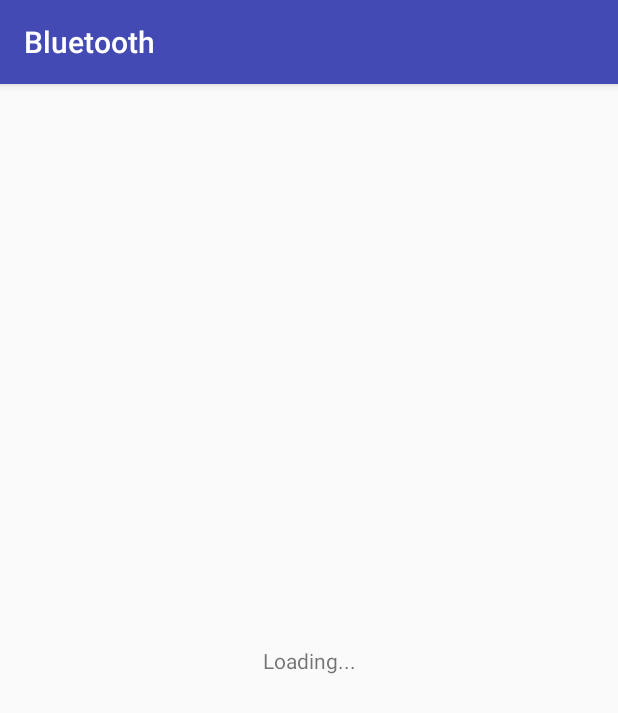
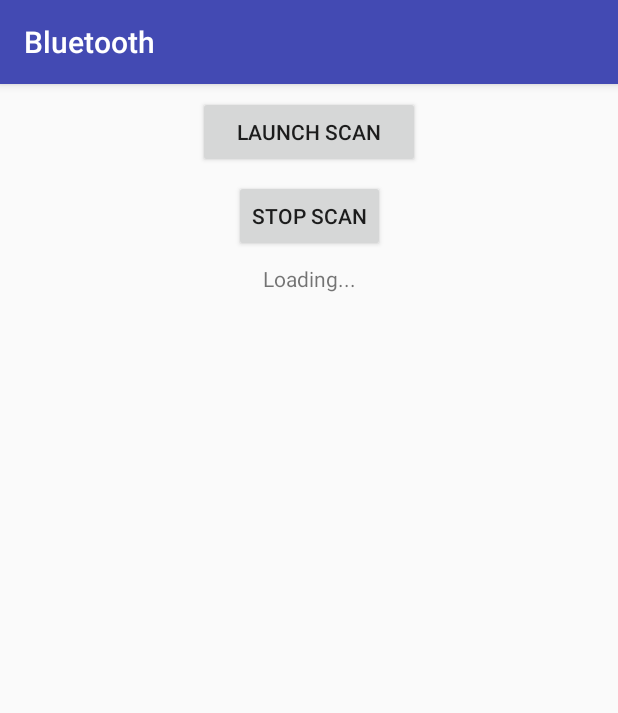
Before and after one commit to jaidis/Bluetooth, an Android app: the screen it shows after launch (MainActivity), on a phone screen of 412 x 824 dp. Shown: the top 713 px of the screen. Run offline under Robolectric (Android 15) with nearby library versions, the phone set to English and light mode, and no system bars.

Commit message:
Added bluetooth
- Added function to scan bluetooth devices
- Added function to stop scan bluetooth devices

```diff
--- a/app/src/main/res/layout/activity_main.xml
+++ b/app/src/main/res/layout/activity_main.xml
@@ -6,14 +6,42 @@
     android:layout_height="match_parent"
     tools:context=".MainActivity">
 
+    <Button
+        android:id="@+id/bt_Scan"
+        android:layout_width="148dp"
+        android:layout_height="wrap_content"
+        android:layout_marginStart="8dp"
+        android:layout_marginTop="8dp"
+        android:layout_marginEnd="8dp"
+        android:onClick="btLanzarScanner"
+        android:text="@string/btScan"
+        app:layout_constraintEnd_toEndOf="parent"
+        app:layout_constraintStart_toStartOf="parent"
+        app:layout_constraintTop_toTopOf="parent" />
+
+    <Button
+        android:id="@+id/bt_Scan_Stop"
+        android:layout_width="wrap_content"
+        android:layout_height="wrap_content"
+        android:layout_marginStart="8dp"
+        android:layout_marginTop="8dp"
+        android:layout_marginEnd="8dp"
+        android:onClick="btPararScanner"
+        android:text="@string/btStop"
+        app:layout_constraintEnd_toEndOf="parent"
+        app:layout_constraintStart_toStartOf="parent"
+        app:layout_constraintTop_toBottomOf="@+id/bt_Scan" />
+
     <TextView
         android:id="@+id/textoDefecto"
         android:layout_width="wrap_content"
         android:layout_height="wrap_content"
+        android:layout_marginStart="8dp"
+        android:layout_marginTop="8dp"
+        android:layout_marginEnd="8dp"
         android:text="@string/loading_text"
-        app:layout_constraintBottom_toBottomOf="parent"
-        app:layout_constraintLeft_toLeftOf="parent"
-        app:layout_constraintRight_toRightOf="parent"
-        app:layout_constraintTop_toTopOf="parent" />
+        app:layout_constraintEnd_toEndOf="parent"
+        app:layout_constraintStart_toStartOf="parent"
+        app:layout_constraintTop_toBottomOf="@+id/bt_Scan_Stop" />
 
 </android.support.constraint.ConstraintLayout>
--- a/app/src/main/res/values/strings.xml
+++ b/app/src/main/res/values/strings.xml
@@ -1,6 +1,8 @@
 <resources>
     <string name="app_name">Bluetooth</string>
     <string name="loading_text">Loading...</string>
+    <string name="btScan">Launch Scan</string>
+    <string name="btStop">Stop Scan</string>
     <string name="bt_not_enabled_leaving">Es necesario activar el dispositivo Bluetooth, aplicación abortada</string>
     <string name="bt_null">Error: Bluetooth object null</string>
 
```
Also changed, not shown: app/src/main/AndroidManifest.xml (+10 -4 lines), app/src/main/java/com/daswaretech/bluetooth/MainActivity.java (+48 -3 lines).
